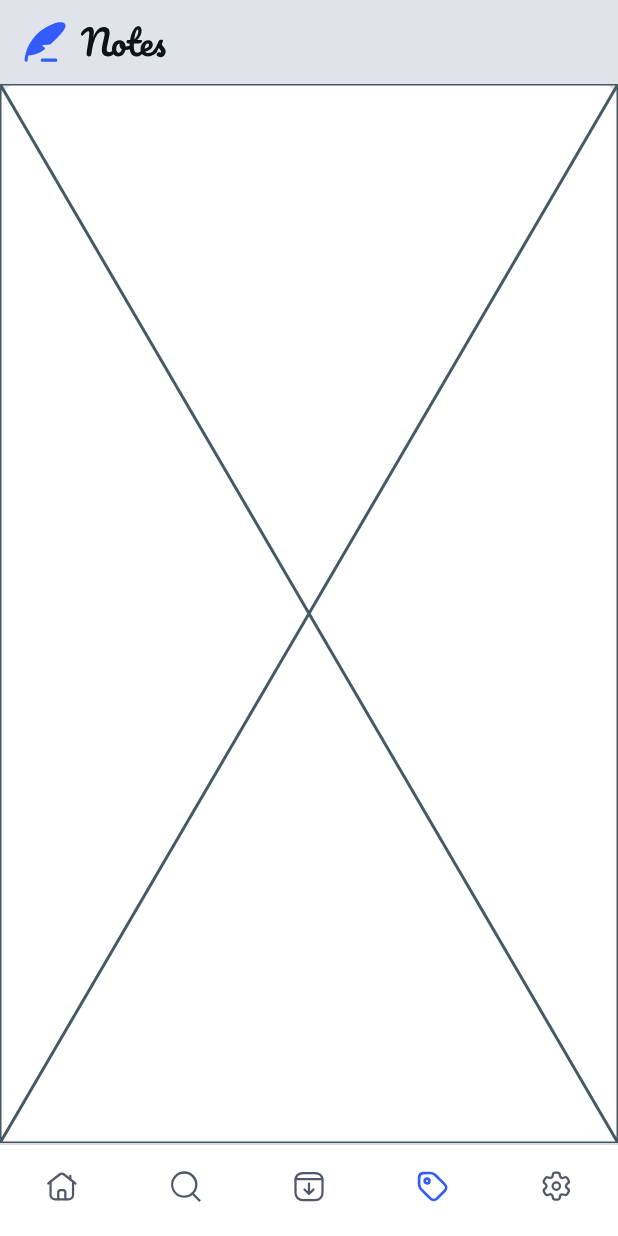
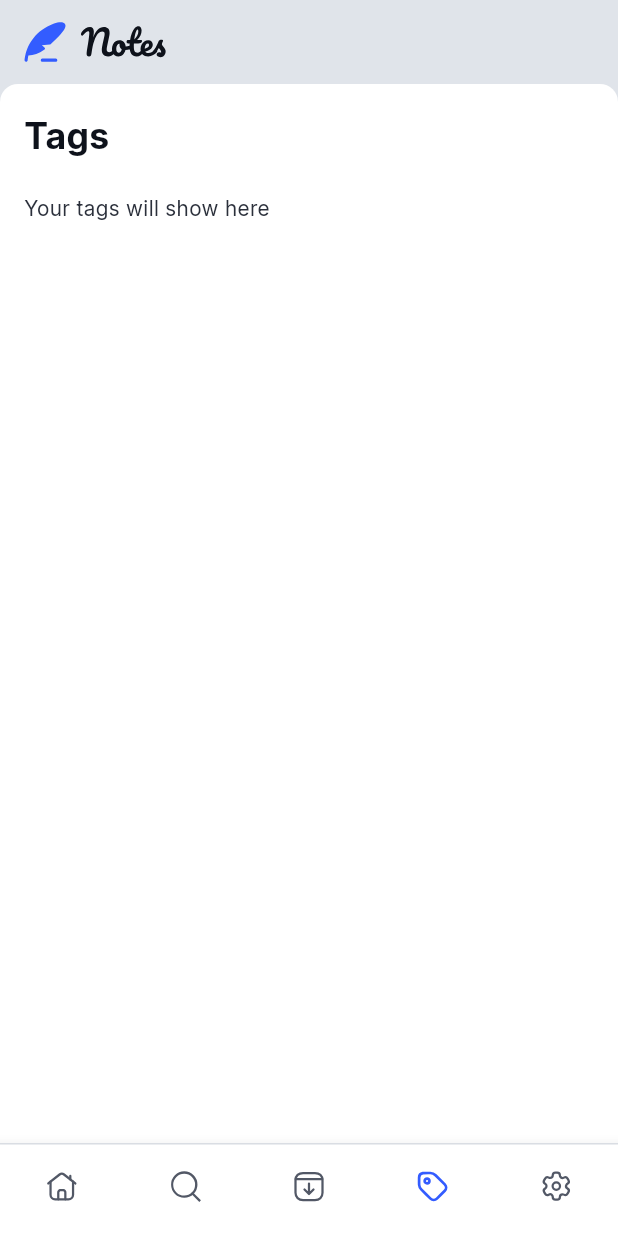
Before and after one commit to JER3MIAH/note-taking-app, a Flutter app: the screen it shows after launch, item 4 of the bottom bar chosen, on a phone screen of 412 x 824 dp. Run offline on Flutter 3.47's test engine with Material 3 defaults, Android fonts, the phone set to English and light mode, and no system bars; our stand-ins replace equatable, flutter_bloc, flutter_hooks, flutter_svg, get_it, shared_preferences.

Commit message:
feat: implement tags screen

```diff
--- a/lib/src/app.dart
+++ b/lib/src/app.dart
@@ -1,5 +1,4 @@
 import 'package:flutter/material.dart';
-import 'package:note_taking_app/src/features/home/presentation/screens/screens.dart';
 import 'package:note_taking_app/src/features/settings/logic/blocs/font_bloc/font_state.dart';
 import 'package:note_taking_app/src/features/settings/data/enums/enums.dart';
 import 'package:note_taking_app/src/shared/shared.dart';
--- a/lib/src/features/home/presentation/components/components.dart
+++ b/lib/src/features/home/presentation/components/components.dart
@@ -1 +1,3 @@
 export 'bottom_nav_bar/bottom_nav_bar.dart';
+export 'side_bar/side_bar.dart';
+export 'tags/tags_tile.dart';
--- a/lib/src/features/home/presentation/screens/main_screen.dart
+++ b/lib/src/features/home/presentation/screens/main_screen.dart
@@ -2,9 +2,9 @@ import 'package:flutter/material.dart';
 import 'package:flutter_bloc/flutter_bloc.dart';
 import 'package:note_taking_app/src/features/home/logic/cubits/bottom_nav_bar_cubit.dart';
 import 'package:note_taking_app/src/features/home/presentation/components/components.dart';
-import 'package:note_taking_app/src/features/home/presentation/screens/home_view.dart';
 import 'package:note_taking_app/src/features/settings/presentation/screens/settings_view.dart';
 import 'package:note_taking_app/src/shared/shared.dart';
+import 'views/views.dart';
 
 class MainScreen extends StatelessWidget {
   const MainScreen({super.key});
@@ -17,7 +17,7 @@ class MainScreen extends StatelessWidget {
       HomeView(),
       Placeholder(),
       Placeholder(),
-      Placeholder(),
+      TagsView(),
       SettingsView(),
     ];
 
--- a/lib/src/features/home/presentation/screens/screens.dart
+++ b/lib/src/features/home/presentation/screens/screens.dart
@@ -1,2 +1,3 @@
 export 'main_screen.dart';
 export 'desktop_main_screen.dart';
+export 'tag_selected_screen.dart';
--- /dev/null
+++ b/lib/src/features/home/presentation/screens/views/tags_view.dart
@@ -0,0 +1,55 @@
+import 'package:flutter/material.dart';
+import 'package:flutter_bloc/flutter_bloc.dart';
+import 'package:note_taking_app/src/features/home/logic/blocs/tag_bloc/tag_bloc.dart';
+import 'package:note_taking_app/src/features/home/logic/blocs/tag_bloc/tag_state.dart';
+import 'package:note_taking_app/src/features/home/presentation/components/components.dart';
+import 'package:note_taking_app/src/shared/shared.dart';
+
+class TagsView extends StatelessWidget {
+  const TagsView({super.key});
+
+  @override
+  Widget build(BuildContext context) {
+    final theme = Theme.of(context).colorScheme;
+
+    return BlocBuilder<TagBloc, TagState>(
+      builder: (_, state) {
+        return AppColumn(
+          crossAxisAlignment: CrossAxisAlignment.start,
+          children: [
+            AppText(
+              'Tags',
+              fontSize: 24,
+              fontWeight: FontWeight.w700,
+            ),
+            YBox(20),
+            if (state.tags.isEmpty)
+              AppText(
+                'Your tags will show here',
+                color: theme.surfaceBright,
+              )
+            else
+              Column(
+                mainAxisSize: MainAxisSize.min,
+                children: List.generate(
+                  state.tags.length,
+                  (index) {
+                    final tag = state.tags[index];
+                    return TagsTile(
+                      title: tag,
+                      onTap: () {
+                        AppNavigator(context).pushNamed(
+                          HomeRoutes.tagSelected,
+                          args: tag,
+                        );
+                      },
+                    );
+                  },
+                ),
+              ),
+          ],
+        );
+      },
+    );
+  }
+}
--- /dev/null
+++ b/lib/src/features/home/presentation/screens/views/views.dart
@@ -0,0 +1,2 @@
+export 'home_view.dart';
+export 'tags_view.dart';
--- a/lib/src/features/navigation/app_routes.dart
+++ b/lib/src/features/navigation/app_routes.dart
@@ -16,6 +16,9 @@ final Map<String, Widget Function(BuildContext)> authRoutes = {};
 final Map<String, Widget Function(BuildContext)> homeRoutes = {
   HomeRoutes.main: (context) =>
       DeviceType(context).isDesktop ? DesktopMainScreen() : MainScreen(),
+  HomeRoutes.tagSelected: (context) => TagSelectedScreen(
+        tag: ModalRoute.of(context)?.settings.arguments as String,
+      ),
 };
 
 //* Setting Routes
--- a/lib/src/features/navigation/routes.dart
+++ b/lib/src/features/navigation/routes.dart
@@ -2,6 +2,7 @@ abstract class AppRoutes {}
 
 class HomeRoutes extends AppRoutes {
   static const main = '/';
+  static const tagSelected = '/tagSelectedScreen';
 }
 
 class AuthRoutes extends AppRoutes {
```
Also changed, not shown: lib/src/features/home/presentation/components/side_bar/side_bar.dart (added, +12 -0 lines), lib/src/features/home/presentation/components/tags/tags_tile.dart (added, +32 -0 lines), lib/src/features/home/presentation/screens/tag_selected_screen.dart (added, +70 -0 lines), lib/src/features/home/presentation/screens/views/home_view.dart (renamed from lib/src/features/home/presentation/screens/home_view.dart).
